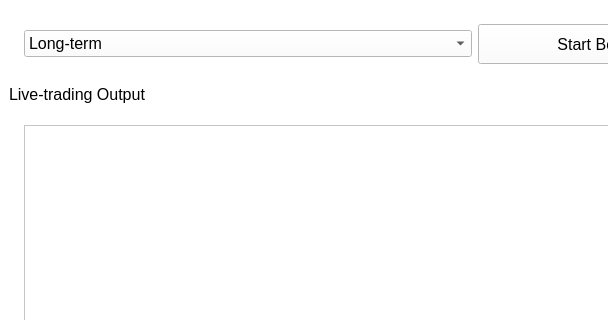
Before: the Qt Designer form freqtrade/GUI/livetrading.ui in Sypers/SeniorProject, drawn with Qt 5; both pictures show x 0 to 608 and y 0 to 320 of the 950 by 709 pixel window.
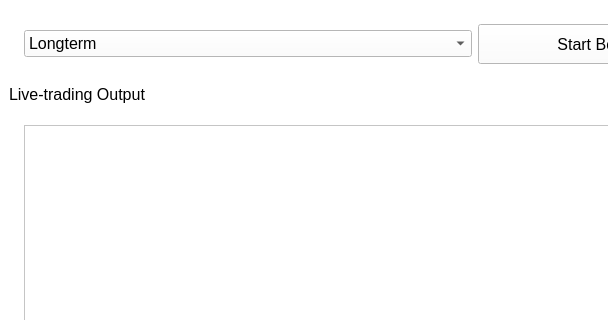
After: the same form once the commit is applied.

Commit message: Fix errors in the program, modify the GUI.

Patch:
```diff
--- a/freqtrade/GUI/livetrading.ui
+++ b/freqtrade/GUI/livetrading.ui
@@ -41,7 +41,7 @@
         </property>
         <item>
          <property name="text">
-          <string>Long-term</string>
+          <string>Longterm</string>
          </property>
         </item>
         <item>
```
Left out of the diff: 13 changed lines with no effect on the pictures. The commit also changes 3 other files.
